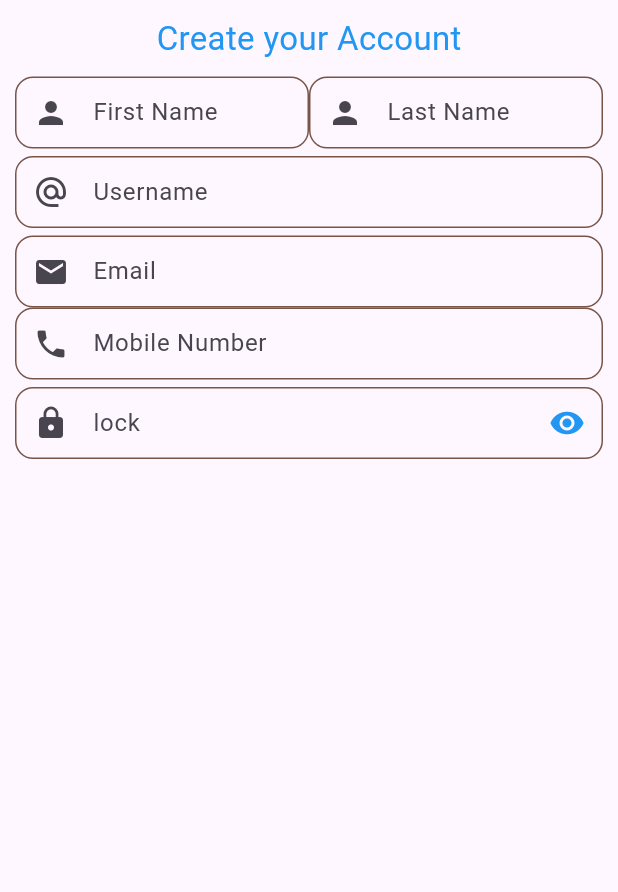
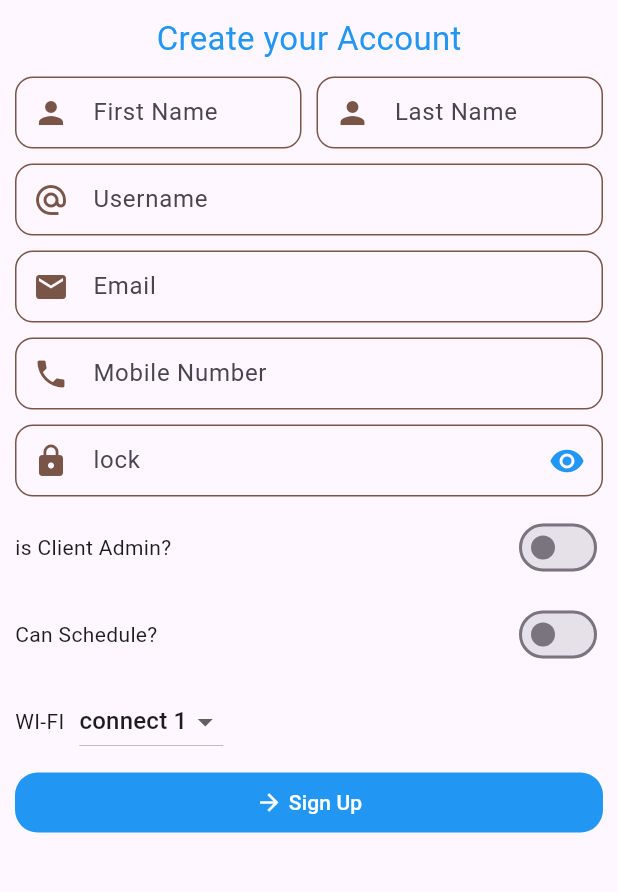
Before and after one commit to RimonChakma/Restaurant-App-Ui, a Flutter app: the SignupScreen screen opened by its route, on a phone screen of 412 x 824 dp, the part 222-1114 px from its top. Run offline on Flutter 3.47's test engine with Material 3 defaults, Android fonts, the phone set to English and light mode, and no system bars; our stand-ins replace get.

Commit message:
add switch and dropdownButton

```diff
--- a/lib/controller/controller.dart
+++ b/lib/controller/controller.dart
@@ -13,3 +13,24 @@ class LoginController extends GetxController{
     }
   }
 }
+
+class SwitchController extends GetxController{
+  final switch1 = false.obs;
+  final switch2 = false.obs;
+
+  onSwitch1(){
+    switch1.value = !switch1.value;
+  }
+
+  onSwitch2 () {
+    switch2.value = !switch2.value;
+  }
+}
+
+class DropDownController extends GetxController{
+  final selectValue = "connect 1".obs;
+
+  updateValue(String newValue){
+    selectValue.value = newValue;
+  }
+}
--- a/lib/main.dart
+++ b/lib/main.dart
@@ -14,7 +14,7 @@ class MyApp extends StatelessWidget {
   Widget build(BuildContext context) {
     return GetMaterialApp(
     debugShowCheckedModeBanner: false,
-      initialRoute: "/signupScreen",
+      initialRoute: "/",
       getPages: [
         GetPage(name: "/", page: () => LoginScreen(),),
         GetPage(name: "/signupScreen", page: () => SignupScreen(),)
--- a/lib/signup_screen.dart
+++ b/lib/signup_screen.dart
@@ -1,14 +1,23 @@
 import 'package:flutter/material.dart';
+import 'package:resturant_app_ui/controller/controller.dart';
 import 'package:resturant_app_ui/style/style.dart';
+import 'package:get/get.dart';
 
 class SignupScreen extends StatelessWidget {
-  const SignupScreen({super.key});
 
+  final isController = Get.put(SwitchController());
+  final isDropButton = Get.put(DropDownController());
+  final controller = Get.put(LoginController());
+
+  SignupScreen({super.key});
   @override
   Widget build(BuildContext context) {
     return Scaffold(
-      appBar: AppBar(title: Text("Sign Up"),),
-      body: Padding(padding: EdgeInsets.symmetric(
+      appBar: AppBar(title: Text("Sign Up"),leading: IconButton(onPressed: () {
+        Get.back();
+      }, icon: Icon(Icons.arrow_back)),),
+      body: SingleChildScrollView(
+        child: Padding(padding: EdgeInsets.symmetric(
             vertical: 12,horizontal: 10),child: Column(children: [
               Center(
                 child: Image.asset(
@@ -21,35 +30,139 @@ class SignupScreen extends StatelessWidget {
           SizedBox(height: 10,),
           Text("Create your Account",style: TextStyle(color: Colors.blue,fontSize: 22),),
           SizedBox(height: 10,),
+          Form(
+              key: controller.formState,
+              child: Column(children: [
             Row(
               children: [
                 Expanded(
                     flex: 2,
                     child: TextFormField(
+                      validator: (value) {
+                        if(value == null || value.isEmpty){
+                          return "first name is required";
+                        }else{
+                          return "valid firstname";
+                        }
+                      },
                       decoration: inputDecorationStyle(
-                      "First Name", "First Name", Icon(Icons.person)),)),
-            SizedBox(height: 5,),
+                          "First Name", "First Name", Icon(Icons.person,color: Colors.brown,)),)),
+                SizedBox(width: 10,),
                 Expanded(
                     flex: 2,
                     child: TextFormField(
+                      validator: (value) {
+                        if(value == null || value.isEmpty){
+                          return "last name is required";
+                        }else{
+                          return "valid lastName";
+                        }
+                      },
                       decoration: inputDecorationStyle(
-                      "Last Name", "Last Name", Icon(Icons.person)),)),
+                          "Last Name", "Last Name", Icon(Icons.person,color: Colors.brown)),)),
               ],
             ),
 
-        SizedBox(height: 5,),
-        TextFormField(decoration: inputDecorationStyle(
-            "Username", "username", Icon(Icons.alternate_email)),),
-        SizedBox(height: 5,),
-        TextFormField(decoration: inputDecorationStyle(
-            "Email", "email", Icon(Icons.email)),),
-        TextFormField(decoration: inputDecorationStyle(
-            "Mobile Number", "mobile number", Icon(Icons.phone)),),
-        SizedBox(height: 5,),
-        TextFormField(decoration: inputDecorationStyle(
-            "lock", "lock", Icon(Icons.lock),Icon(Icons.visibility,color: Colors.blue,)),),
-
+            SizedBox(height: 10,),
+            TextFormField(
+              validator: (value) {
+                if(value == null || value.isEmpty){
+                  return "username is required";
+                }else{
+                  return "valid username";
+                }
+              },
+              decoration: inputDecorationStyle(
+                "Username", "username", Icon(Icons.alternate_email,color: Colors.brown)),),
+            SizedBox(height: 10,),
+            TextFormField(
+              validator: (value) {
+                if(value == null || value.isEmpty){
+                  return "email is required";
+                }else{
+                  return "valid email";
+                }
+              },
+              decoration: inputDecorationStyle(
+                "Email", "email", Icon(Icons.email,color: Colors.brown)),),
+            SizedBox(height: 10,),
+            TextFormField(
+              validator: (value) {
+                if(value == null || value.isEmpty){
+                  return "phoneNumber is required";
+                }else{
+                  return "valid PhoneNumber";
+                }
+              },
+              decoration: inputDecorationStyle(
+                "Mobile Number", "mobile number", Icon(Icons.phone,color: Colors.brown)),),
+            SizedBox(height: 10,),
+            TextFormField(
+              validator: (value) {
+                if(value == null || value.isEmpty){
+                  return "password is required";
+                }else{
+                  return "valid username";
+                }
+              },
+              decoration: inputDecorationStyle(
+                "lock", "lock", Icon(Icons.lock,color: Colors.brown),Icon(Icons.visibility,color: Colors.blue,)),),
+          ],)),
+          SizedBox(height: 10,),
+          Row(
+            mainAxisAlignment: MainAxisAlignment.spaceBetween,
+            children: [
+              Text("is Client Admin?"),
+              Obx(() => Switch(value: isController.switch1.value, onChanged: (value) {
+                isController.switch1.value =value;
+              },),)
+            ],),
+          SizedBox(height: 10,),
+          Row(
+            mainAxisAlignment: MainAxisAlignment.spaceBetween,
+            children: [
+              Text("Can Schedule?"),
+              Obx(() => Switch(value: isController.switch2.value, onChanged: (value) {
+                isController.switch2.value =value;
+              },),)
+            ],),
+          SizedBox(height: 10,),
+          Row(children: [
+            Text("WI-FI"),
+            SizedBox(width: 10,),
+            Obx(() => DropdownButton(
+              value: isDropButton.selectValue.value,
+              items: [
+                DropdownMenuItem(value: "connect 1", child: Text("connect 1")),
+                DropdownMenuItem(value: "connect 2", child: Text("connect 2")),
+                DropdownMenuItem(value: "connect 3", child: Text("connect 3")),
+              ], onChanged: (newValue) {
+              if(newValue!=null){
+                isDropButton.updateValue(newValue);
+              }
+            },),)
+          ],),
+          SizedBox(height: 10,),
+          SizedBox(
+            height: 40,
+            child: TextButton(onPressed: (){
+              controller.login();
+            },style: TextButton.styleFrom(
+                backgroundColor: Colors.blue,
+                foregroundColor: Colors.white,
+                shape: RoundedRectangleBorder(borderRadius: BorderRadius.circular(15))
+            ), child: Center(
+              child: Row(
+                mainAxisAlignment: MainAxisAlignment.center,
+                children: [
+                  Icon(Icons.arrow_forward),
+                  SizedBox(width: 4,),
+                  Text("Sign Up")
+                ],),
+            ),),
+          ),
         ],),),
+      ),
     );
   }
 }
```
Lines whose indentation alone changed are shown as unchanged.
